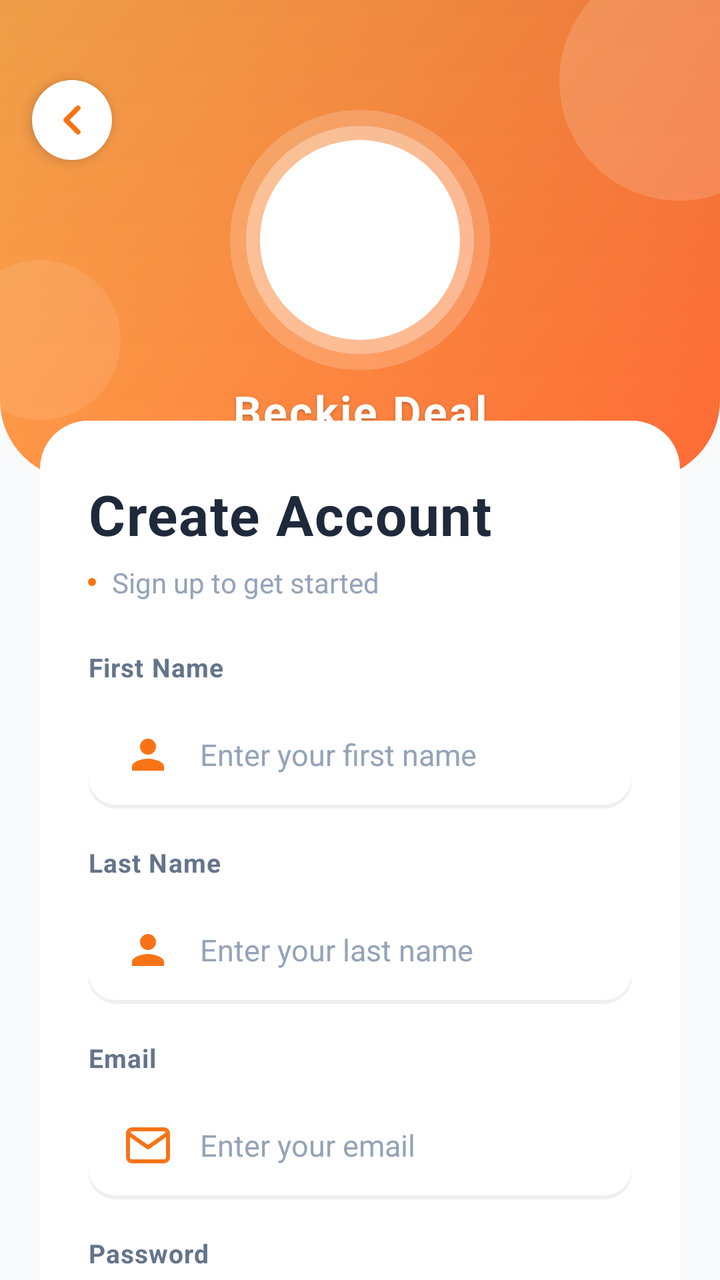
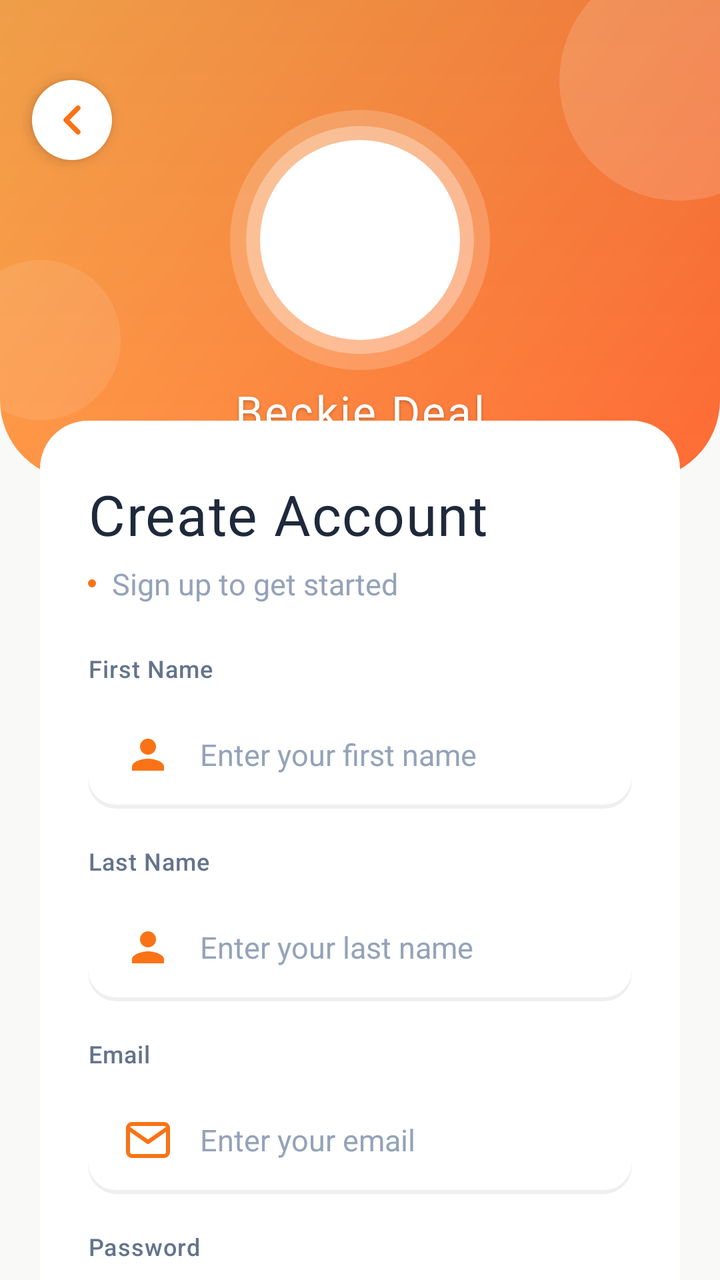

The first picture is an Android layout as it rendered before a commit; the second is the same layout after the commit. The layout source and the unified diff follow.
<!-- AndroidManifest.xml: application theme Theme.BeckieDealApp -->
<!-- res/layout/activity_register.xml -->
﻿<?xml version="1.0" encoding="utf-8"?>
<androidx.constraintlayout.widget.ConstraintLayout xmlns:android="http://schemas.android.com/apk/res/android"
    xmlns:app="http://schemas.android.com/apk/res-auto"
    xmlns:tools="http://schemas.android.com/tools"
    android:layout_width="match_parent"
    android:layout_height="match_parent"
    android:background="@color/background"
    android:fitsSystemWindows="true"
    tools:context=".RegisterActivity">

    <androidx.core.widget.NestedScrollView
        android:layout_width="match_parent"
        android:layout_height="match_parent"
        android:fillViewport="true"
        android:overScrollMode="never">

        <LinearLayout
            android:layout_width="match_parent"
            android:layout_height="wrap_content"
            android:orientation="vertical">

            
            <FrameLayout
                android:id="@+id/registerHeaderWave"
                android:layout_width="match_parent"
                android:layout_height="240dp">

                
                <View
                    android:layout_width="match_parent"
                    android:layout_height="match_parent"
                    android:background="@drawable/login_header_wave_white" />

                
                <View
                    android:layout_width="120dp"
                    android:layout_height="120dp"
                    android:layout_gravity="end|top"
                    android:layout_marginTop="-20dp"
                    android:layout_marginEnd="-40dp"
                    android:background="@drawable/login_logo_circle_bg"
                    android:alpha="0.15" />

                <View
                    android:layout_width="80dp"
                    android:layout_height="80dp"
                    android:layout_gravity="start|bottom"
                    android:layout_marginStart="-20dp"
                    android:layout_marginBottom="30dp"
                    android:background="@drawable/login_logo_circle_bg"
                    android:alpha="0.1" />

                
                <ImageView
                    android:id="@+id/backButton"
                    android:layout_width="40dp"
                    android:layout_height="40dp"
                    android:layout_gravity="start|top"
                    android:layout_marginStart="16dp"
                    android:layout_marginTop="40dp"
                    android:padding="8dp"
                    android:src="@drawable/ic_arrow_left"
                    android:contentDescription="Back"
                    android:background="@drawable/login_logo_circle_bg"
                    android:elevation="4dp"
                    app:tint="@color/primary" />

                
                <FrameLayout
                    android:layout_width="wrap_content"
                    android:layout_height="wrap_content"
                    android:layout_gravity="center">
                    
                    
                    <View
                        android:layout_width="130dp"
                        android:layout_height="130dp"
                        android:layout_gravity="center"
                        android:background="@drawable/login_logo_glow" />

                    
                    <ImageView
                        android:layout_width="100dp"
                        android:layout_height="100dp"
                        android:layout_gravity="center"
                        android:src="@mipmap/ic_launcher"
                        android:elevation="8dp"
                        android:contentDescription="App Logo" />
                </FrameLayout>

                
                <TextView
                    android:layout_width="wrap_content"
                    android:layout_height="wrap_content"
                    android:layout_gravity="center_horizontal|bottom"
                    android:layout_marginBottom="20dp"
                    android:text="@string/app_name"
                    android:textColor="@color/white_fixed"
                    android:textSize="22sp"
                    android:textStyle="bold"
                    android:letterSpacing="0.05"
                    android:shadowColor="#40000000"
                    android:shadowDx="0"
                    android:shadowDy="2"
                    android:shadowRadius="4" />

            </FrameLayout>

            
            <FrameLayout
                android:layout_width="match_parent"
                android:layout_height="wrap_content"
                android:layout_marginTop="-30dp"
                android:paddingHorizontal="20dp">

                <LinearLayout
                    android:id="@+id/registerFormSection"
                    android:layout_width="match_parent"
                    android:layout_height="wrap_content"
                    android:orientation="vertical"
                    android:background="@drawable/login_card_elevated_bg"
                    android:elevation="8dp"
                    android:paddingHorizontal="24dp"
                    android:paddingTop="28dp"
                    android:paddingBottom="32dp">

                    
                    <TextView
                        android:layout_width="wrap_content"
                        android:layout_height="wrap_content"
                        android:text="Create Account"
                        android:textColor="@color/text_primary"
                        android:textSize="28sp"
                        android:textStyle="bold"
                        android:letterSpacing="0.02" />

                    
                    <LinearLayout
                        android:layout_width="wrap_content"
                        android:layout_height="wrap_content"
                        android:layout_marginTop="6dp"
                        android:gravity="center_vertical"
                        android:orientation="horizontal">

                        <View
                            android:layout_width="4dp"
                            android:layout_height="4dp"
                            android:background="@drawable/login_logo_circle_bg"
                            android:backgroundTint="@color/primary" />

                        <TextView
                            android:layout_width="wrap_content"
                            android:layout_height="wrap_content"
                            android:layout_marginStart="8dp"
                            android:text="Sign up to get started"
                            android:textColor="@color/text_muted"
                            android:textSize="@dimen/text_size_body" />
                    </LinearLayout>

                    
                    <TextView
                        android:layout_width="wrap_content"
                        android:layout_height="wrap_content"
                        android:layout_marginTop="24dp"
                        android:text="First Name"
                        android:textColor="@color/text_secondary"
                        android:textSize="13sp"
                        android:textStyle="bold"
                        android:letterSpacing="0.03" />

                    <EditText
                        android:id="@+id/firstNameInput"
                        android:layout_width="match_parent"
                        android:layout_height="54dp"
                        android:layout_marginTop="8dp"
                        android:background="@drawable/login_input_background_white"
                        android:drawableStart="@drawable/ic_person"
                        android:drawableTint="@color/primary"
                        android:drawablePadding="14dp"
                        android:hint="Enter your first name"
                        android:inputType="textPersonName"
                        android:paddingHorizontal="18dp"
                        android:textColor="@color/text_primary"
                        android:textColorHint="@color/text_muted"
                        android:textSize="15sp" />

                    
                    <TextView
                        android:layout_width="wrap_content"
                        android:layout_height="wrap_content"
                        android:layout_marginTop="18dp"
                        android:text="Last Name"
                        android:textColor="@color/text_secondary"
                        android:textSize="13sp"
                        android:textStyle="bold"
                        android:letterSpacing="0.03" />

                    <EditText
                        android:id="@+id/lastNameInput"
                        android:layout_width="match_parent"
                        android:layout_height="54dp"
                        android:layout_marginTop="8dp"
                        android:background="@drawable/login_input_background_white"
                        android:drawableStart="@drawable/ic_person"
                        android:drawableTint="@color/primary"
                        android:drawablePadding="14dp"
                        android:hint="Enter your last name"
                        android:inputType="textPersonName"
                        android:paddingHorizontal="18dp"
                        android:textColor="@color/text_primary"
                        android:textColorHint="@color/text_muted"
                        android:textSize="15sp" />

                    
                    <TextView
                        android:layout_width="wrap_content"
                        android:layout_height="wrap_content"
                        android:layout_marginTop="18dp"
                        android:text="Email"
                        android:textColor="@color/text_secondary"
                        android:textSize="13sp"
                        android:textStyle="bold"
                        android:letterSpacing="0.03" />

                    <EditText
                        android:id="@+id/emailInput"
                        android:layout_width="match_parent"
                        android:layout_height="54dp"
                        android:layout_marginTop="8dp"
                        android:background="@drawable/login_input_background_white"
                        android:drawableStart="@drawable/ic_email"
                        android:drawableTint="@color/primary"
                        android:drawablePadding="14dp"
                        android:hint="Enter your email"
                        android:inputType="textEmailAddress"
                        android:paddingHorizontal="18dp"
                        android:textColor="@color/text_primary"
                        android:textColorHint="@color/text_muted"
                        android:textSize="15sp" />

                    
                    <TextView
                        android:layout_width="wrap_content"
                        android:layout_height="wrap_content"
                        android:layout_marginTop="18dp"
                        android:text="Password"
                        android:textColor="@color/text_secondary"
                        android:textSize="13sp"
                        android:textStyle="bold"
                        android:letterSpacing="0.03" />

                    <EditText
                        android:id="@+id/passwordInput"
                        android:layout_width="match_parent"
                        android:layout_height="54dp"
                        android:layout_marginTop="8dp"
                        android:background="@drawable/login_input_background_white"
                        android:drawableStart="@drawable/ic_lock"
                        android:drawableTint="@color/primary"
                        android:drawablePadding="14dp"
                        android:hint="Min. 8 characters"
                        android:inputType="textPassword"
                        android:paddingHorizontal="18dp"
                        android:textColor="@color/text_primary"
                        android:textColorHint="@color/text_muted"
                        android:textSize="15sp" />

                    
                    <TextView
                        android:layout_width="wrap_content"
                        android:layout_height="wrap_content"
                        android:layout_marginTop="18dp"
                        android:text="Confirm Password"
                        android:textColor="@color/text_secondary"
                        android:textSize="13sp"
                        android:textStyle="bold"
                        android:letterSpacing="0.03" />

                    <EditText
                        android:id="@+id/confirmPasswordInput"
                        android:layout_width="match_parent"
                        android:layout_height="54dp"
                        android:layout_marginTop="8dp"
                        android:background="@drawable/login_input_background_white"
                        android:drawableStart="@drawable/ic_lock"
                        android:drawableTint="@color/primary"
                        android:drawablePadding="14dp"
                        android:hint="Confirm your password"
                        android:inputType="textPassword"
                        android:paddingHorizontal="18dp"
                        android:textColor="@color/text_primary"
                        android:textColorHint="@color/text_muted"
                        android:textSize="15sp" />

                    
                    <CheckBox
                        android:id="@+id/termsCheckbox"
                        android:layout_width="wrap_content"
                        android:layout_height="wrap_content"
                        android:layout_marginTop="16dp"
                        android:button="@drawable/login_checkbox_selector"
                        android:paddingStart="8dp"
                        android:text="I agree to the Terms and Privacy Policy"
                        android:textColor="@color/text_secondary"
                        android:textSize="@dimen/text_size_body" />

                    
                    <Button
                        android:id="@+id/registerButton"
                        android:layout_width="match_parent"
                        android:layout_height="56dp"
                        android:layout_marginTop="24dp"
                        android:background="@drawable/login_button_white_bg"
                        android:text="Create Account"
                        android:textAllCaps="false"
                        android:textColor="@color/white_fixed"
                        android:textSize="16sp"
                        android:textStyle="bold"
                        android:letterSpacing="0.05"
                        android:elevation="4dp"
                        android:stateListAnimator="@null" />

                    
                    <LinearLayout
                        android:layout_width="wrap_content"
                        android:layout_height="wrap_content"
                        android:layout_gravity="center"
                        android:layout_marginTop="24dp"
                        android:orientation="horizontal">

                        <TextView
                            android:layout_width="wrap_content"
                            android:layout_height="wrap_content"
                            android:text="Already have an account? "
                            android:textColor="@color/text_muted"
                            android:textSize="@dimen/text_size_body" />

                        <TextView
                            android:id="@+id/loginLink"
                            android:layout_width="wrap_content"
                            android:layout_height="wrap_content"
                            android:text="Login"
                            android:textColor="@color/primary"
                            android:textSize="@dimen/text_size_body"
                            android:textStyle="bold" />

                    </LinearLayout>

                </LinearLayout>

            </FrameLayout>

        </LinearLayout>

    </androidx.core.widget.NestedScrollView>

</androidx.constraintlayout.widget.ConstraintLayout>
<!-- resources referenced by this layout -->
<resources>
  <color name="background">#F8FAFC</color>
  <dimen name="text_size_body">13sp</dimen>
  <style name="Base.Theme.BeckieDealApp" parent="Theme.Material3.DayNight.NoActionBar">
          <item name="colorPrimary">@color/primary</item>
          <item name="colorOnPrimary">@color/on_primary</item>
          <item name="colorPrimaryContainer">@color/primary_container</item>
          <item name="colorOnPrimaryContainer">@color/on_primary_container</item>
          <item name="android:windowBackground">@color/background</item>
          <item name="colorSurface">@color/surface</item>
          <item name="colorOnSurface">@color/on_surface</item>
          
          <item name="bottomNavigationStyle">@style/Widget.App.BottomNavigationView</item>
      </style>
  <style name="Widget.App.Button" parent="Widget.Material3.Button">
          <item name="shapeAppearance">@style/ShapeAppearance.App.Button.Pill</item>
      </style>
  <!-- unchanged entries left out for length: 31 -->
</resources>

<!-- the commit's change to res/layout/activity_register.xml (unified diff, before → after) -->
@@ -95,9 +95,8 @@
                     android:layout_gravity="center_horizontal|bottom"
                     android:layout_marginBottom="20dp"
                     android:text="@string/app_name"
+                    android:textAppearance="@style/TextAppearance.App.PriceHero"
                     android:textColor="@color/white_fixed"
-                    android:textSize="22sp"
-                    android:textStyle="bold"
                     android:letterSpacing="0.05"
                     android:shadowColor="#40000000"
                     android:shadowDx="0"
@@ -129,9 +128,7 @@
                         android:layout_width="wrap_content"
                         android:layout_height="wrap_content"
                         android:text="Create Account"
-                        android:textColor="@color/text_primary"
-                        android:textSize="28sp"
-                        android:textStyle="bold"
+                        android:textAppearance="@style/TextAppearance.App.ScreenTitle"
                         android:letterSpacing="0.02" />
 
                     
@@ -153,8 +150,8 @@
                             android:layout_height="wrap_content"
                             android:layout_marginStart="8dp"
                             android:text="Sign up to get started"
-                            android:textColor="@color/text_muted"
-                            android:textSize="@dimen/text_size_body" />
+                            android:textAppearance="@style/TextAppearance.App.Body"
+                            android:textColor="@color/text_muted" />
                     </LinearLayout>
 
                     
@@ -163,9 +160,9 @@
                         android:layout_height="wrap_content"
                         android:layout_marginTop="24dp"
                         android:text="First Name"
-                        android:textColor="@color/text_secondary"
-                        android:textSize="13sp"
-                        android:textStyle="bold"
+                        android:textAppearance="@style/TextAppearance.App.Label"
+                        android:textAllCaps="false"
+                        android:textColor="@color/text_secondary"
                         android:letterSpacing="0.03" />
 
                     <EditText
@@ -180,9 +177,8 @@
                         android:hint="Enter your first name"
                         android:inputType="textPersonName"
                         android:paddingHorizontal="18dp"
-                        android:textColor="@color/text_primary"
-                        android:textColorHint="@color/text_muted"
-                        android:textSize="15sp" />
+                        android:textAppearance="@style/TextAppearance.App.CardProductName"
+                        android:textColorHint="@color/text_muted" />
 
                     
                     <TextView
@@ -190,9 +186,9 @@
                         android:layout_height="wrap_content"
                         android:layout_marginTop="18dp"
                         android:text="Last Name"
-                        android:textColor="@color/text_secondary"
-                        android:textSize="13sp"
-                        android:textStyle="bold"
+                        android:textAppearance="@style/TextAppearance.App.Label"
+                        android:textAllCaps="false"
+                        android:textColor="@color/text_secondary"
                         android:letterSpacing="0.03" />
 
                     <EditText
@@ -207,9 +203,8 @@
                         android:hint="Enter your last name"
                         android:inputType="textPersonName"
                         android:paddingHorizontal="18dp"
-                        android:textColor="@color/text_primary"
-                        android:textColorHint="@color/text_muted"
-                        android:textSize="15sp" />
+                        android:textAppearance="@style/TextAppearance.App.CardProductName"
+                        android:textColorHint="@color/text_muted" />
 
                     
                     <TextView
@@ -217,9 +212,9 @@
                         android:layout_height="wrap_content"
                         android:layout_marginTop="18dp"
                         android:text="Email"
-                        android:textColor="@color/text_secondary"
-                        android:textSize="13sp"
-                        android:textStyle="bold"
+                        android:textAppearance="@style/TextAppearance.App.Label"
+                        android:textAllCaps="false"
+                        android:textColor="@color/text_secondary"
                         android:letterSpacing="0.03" />
 
                     <EditText
@@ -234,9 +229,8 @@
                         android:hint="Enter your email"
                         android:inputType="textEmailAddress"
                         android:paddingHorizontal="18dp"
-                        android:textColor="@color/text_primary"
-                        android:textColorHint="@color/text_muted"
-                        android:textSize="15sp" />
+                        android:textAppearance="@style/TextAppearance.App.CardProductName"
+                        android:textColorHint="@color/text_muted" />
 
                     
                     <TextView
@@ -244,9 +238,9 @@
                         android:layout_height="wrap_content"
                         android:layout_marginTop="18dp"
                         android:text="Password"
-                        android:textColor="@color/text_secondary"
-                        android:textSize="13sp"
-                        android:textStyle="bold"
+                        android:textAppearance="@style/TextAppearance.App.Label"
+                        android:textAllCaps="false"
+                        android:textColor="@color/text_secondary"
                         android:letterSpacing="0.03" />
 
                     <EditText
@@ -261,9 +255,8 @@
                         android:hint="Min. 8 characters"
                         android:inputType="textPassword"
                         android:paddingHorizontal="18dp"
-                        android:textColor="@color/text_primary"
-                        android:textColorHint="@color/text_muted"
-                        android:textSize="15sp" />
+                        android:textAppearance="@style/TextAppearance.App.CardProductName"
+                        android:textColorHint="@color/text_muted" />
 
                     
                     <TextView
@@ -271,9 +264,9 @@
                         android:layout_height="wrap_content"
                         android:layout_marginTop="18dp"
                         android:text="Confirm Password"
-                        android:textColor="@color/text_secondary"
-                        android:textSize="13sp"
-                        android:textStyle="bold"
+                        android:textAppearance="@style/TextAppearance.App.Label"
+                        android:textAllCaps="false"
+                        android:textColor="@color/text_secondary"
                         android:letterSpacing="0.03" />
 
                     <EditText
@@ -288,9 +281,8 @@
                         android:hint="Confirm your password"
                         android:inputType="textPassword"
                         android:paddingHorizontal="18dp"
-                        android:textColor="@color/text_primary"
-                        android:textColorHint="@color/text_muted"
-                        android:textSize="15sp" />
+                        android:textAppearance="@style/TextAppearance.App.CardProductName"
+                        android:textColorHint="@color/text_muted" />
 
                     
                     <CheckBox
@@ -301,8 +293,8 @@
                         android:button="@drawable/login_checkbox_selector"
                         android:paddingStart="8dp"
                         android:text="I agree to the Terms and Privacy Policy"
-                        android:textColor="@color/text_secondary"
-                        android:textSize="@dimen/text_size_body" />
+                        android:textAppearance="@style/TextAppearance.App.Body"
+                        android:textColor="@color/text_secondary" />
 
                     
                     <Button
@@ -313,9 +305,8 @@
                         android:background="@drawable/login_button_white_bg"
                         android:text="Create Account"
                         android:textAllCaps="false"
+                        android:textAppearance="@style/TextAppearance.App.CardProductName"
                         android:textColor="@color/white_fixed"
-                        android:textSize="16sp"
-                        android:textStyle="bold"
                         android:letterSpacing="0.05"
                         android:elevation="4dp"
                         android:stateListAnimator="@null" />
@@ -332,17 +323,16 @@
                             android:layout_width="wrap_content"
                             android:layout_height="wrap_content"
                             android:text="Already have an account? "
-                            android:textColor="@color/text_muted"
-                            android:textSize="@dimen/text_size_body" />
+                            android:textAppearance="@style/TextAppearance.App.Body"
+                            android:textColor="@color/text_muted" />
 
                         <TextView
                             android:id="@+id/loginLink"
                             android:layout_width="wrap_content"
                             android:layout_height="wrap_content"
                             android:text="Login"
-                            android:textColor="@color/primary"
-                            android:textSize="@dimen/text_size_body"
-                            android:textStyle="bold" />
+                            android:textAppearance="@style/TextAppearance.App.CardPrice"
+                            android:textColor="@color/primary" />
 
                     </LinearLayout>
 
<!-- resource entries referenced after the edit -->
@@ -1,7 +1,44 @@
 <!-- resources referenced by this layout -->
 <resources>
-  <color name="background">#F8FAFC</color>
-  <dimen name="text_size_body">13sp</dimen>
+  <color name="background">#F9F9F7</color>
+  <style name="TextAppearance.App.Body" parent="TextAppearance.Material3.BodyMedium">
+          <item name="android:fontFamily">@font/synonym_regular</item>
+          <item name="android:textSize">15sp</item>
+          <item name="android:letterSpacing">0</item>
+          <item name="android:lineSpacingMultiplier">1.6</item>
+          <item name="android:textColor">@color/text_secondary</item>
+      </style>
+  <style name="TextAppearance.App.CardPrice" parent="TextAppearance.Material3.BodyLarge">
+          <item name="android:fontFamily">@font/synonym_semibold</item>
+          <item name="android:textSize">15sp</item>
+          <item name="android:letterSpacing">0</item>
+          <item name="android:textColor">@color/text_primary</item>
+      </style>
+  <style name="TextAppearance.App.CardProductName" parent="TextAppearance.Material3.BodyLarge">
+          <item name="android:fontFamily">@font/synonym_medium</item>
+          <item name="android:textSize">15sp</item>
+          <item name="android:letterSpacing">0</item>
+          <item name="android:textColor">@color/text_primary</item>
+      </style>
+  <style name="TextAppearance.App.Label" parent="TextAppearance.Material3.LabelMedium">
+          <item name="android:fontFamily">@font/synonym_medium</item>
+          <item name="android:textSize">12sp</item>
+          <item name="android:letterSpacing">0.04</item>
+          <item name="android:textAllCaps">true</item>
+          <item name="android:textColor">@color/text_secondary</item>
+      </style>
+  <style name="TextAppearance.App.PriceHero" parent="TextAppearance.Material3.TitleLarge">
+          <item name="android:fontFamily">@font/amulya_bold</item>
+          <item name="android:textSize">22sp</item>
+          <item name="android:letterSpacing">-0.01</item>
+          <item name="android:textColor">@color/text_primary</item>
+      </style>
+  <style name="TextAppearance.App.ScreenTitle" parent="TextAppearance.Material3.HeadlineMedium">
+          <item name="android:fontFamily">@font/amulya_bold</item>
+          <item name="android:textSize">28sp</item>
+          <item name="android:letterSpacing">-0.02</item>
+          <item name="android:textColor">@color/text_primary</item>
+      </style>
   <style name="Base.Theme.BeckieDealApp" parent="Theme.Material3.DayNight.NoActionBar">
           <item name="colorPrimary">@color/primary</item>
           <item name="colorOnPrimary">@color/on_primary</item>
@@ -11,10 +48,47 @@
           <item name="colorSurface">@color/surface</item>
           <item name="colorOnSurface">@color/on_surface</item>
           
+          
+          <item name="textAppearanceHeadlineMedium">@style/TextAppearance.App.ScreenTitle</item>
+          <item name="textAppearanceHeadlineSmall">@style/TextAppearance.App.ProductName</item>
+          <item name="textAppearanceTitleLarge">@style/TextAppearance.App.PriceHero</item>
+          <item name="textAppearanceTitleMedium">@style/TextAppearance.App.SectionHeader</item>
+          <item name="textAppearanceBodyLarge">@style/TextAppearance.App.CardProductName</item>
+          <item name="textAppearanceBodyMedium">@style/TextAppearance.App.Body</item>
+          <item name="textAppearanceBodySmall">@style/TextAppearance.App.Specs</item>
+          <item name="textAppearanceLabelMedium">@style/TextAppearance.App.Label</item>
+          <item name="textAppearanceLabelLarge">@style/TextAppearance.App.Button</item>
+          
           <item name="bottomNavigationStyle">@style/Widget.App.BottomNavigationView</item>
       </style>
   <style name="Widget.App.Button" parent="Widget.Material3.Button">
           <item name="shapeAppearance">@style/ShapeAppearance.App.Button.Pill</item>
+          <item name="android:textAppearance">@style/TextAppearance.App.Button</item>
+      </style>
+  <style name="TextAppearance.App.ProductName" parent="TextAppearance.Material3.HeadlineSmall">
+          <item name="android:fontFamily">@font/amulya_bold</item>
+          <item name="android:textSize">24sp</item>
+          <item name="android:letterSpacing">-0.02</item>
+          <item name="android:textColor">@color/text_primary</item>
+      </style>
+  <style name="TextAppearance.App.SectionHeader" parent="TextAppearance.Material3.TitleMedium">
+          <item name="android:fontFamily">@font/amulya_bold</item>
+          <item name="android:textSize">18sp</item>
+          <item name="android:letterSpacing">-0.01</item>
+          <item name="android:textColor">@color/text_primary</item>
+      </style>
+  <style name="TextAppearance.App.Specs" parent="TextAppearance.Material3.BodySmall">
+          <item name="android:fontFamily">@font/synonym_regular</item>
+          <item name="android:textSize">14sp</item>
+          <item name="android:letterSpacing">0</item>
+          <item name="android:lineSpacingMultiplier">1.5</item>
+          <item name="android:textColor">@color/text_secondary</item>
+      </style>
+  <style name="TextAppearance.App.Button" parent="TextAppearance.Material3.LabelLarge">
+          <item name="android:fontFamily">@font/synonym_semibold</item>
+          <item name="android:textSize">15sp</item>
+          <item name="android:letterSpacing">0.01</item>
+          <item name="android:textAllCaps">false</item>
       </style>
   <!-- unchanged entries left out for length: 31 -->
 </resources>
